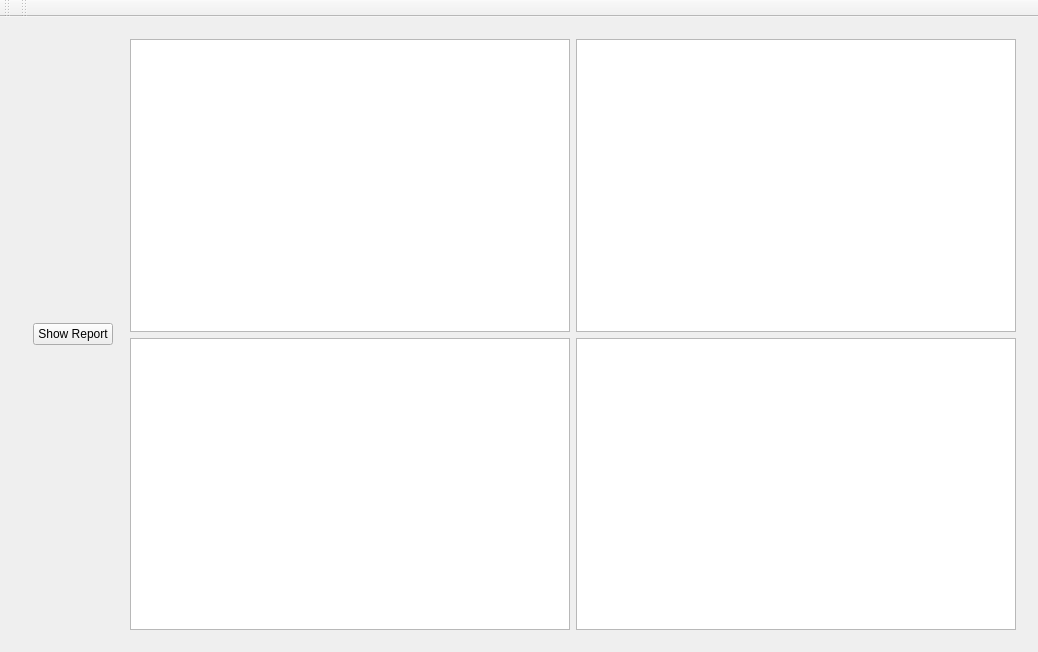
First picture: the form in mainwindow.ui, repository LauraHagege/QTDesignerProject, before the edit.
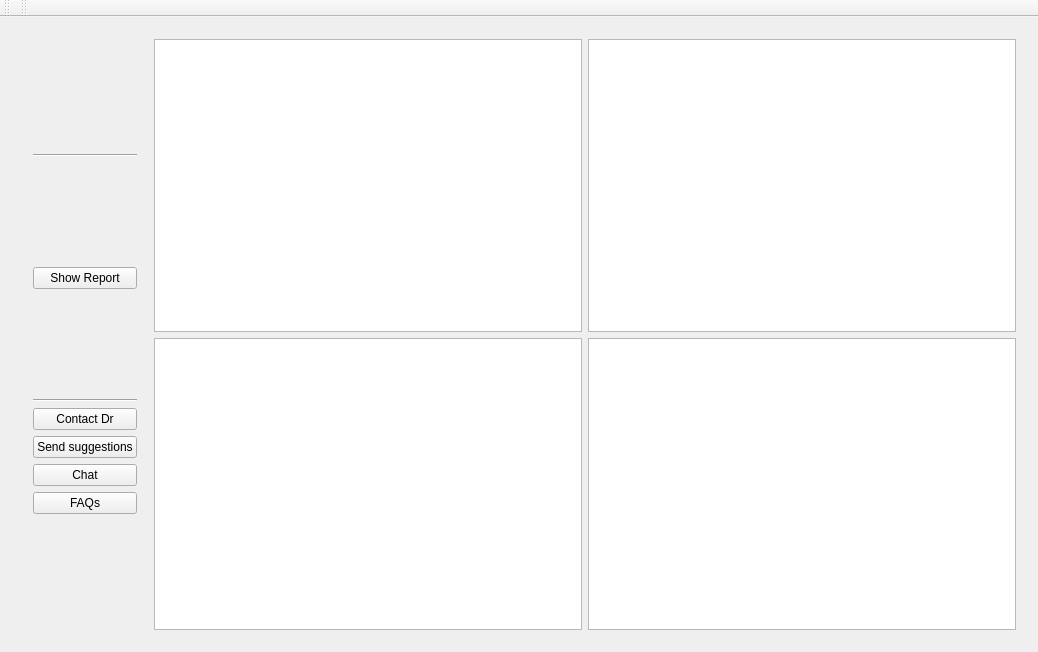
Second picture: the form after the edit.

Commit message: Casual storage

```diff
--- a/mainwindow.ui
+++ b/mainwindow.ui
@@ -30,7 +30,46 @@
        <item row="0" column="0" rowspan="2">
         <widget class="QWidget" name="Informations" native="true">
          <layout class="QGridLayout" name="gridLayout_5">
-          <item row="2" column="0">
+          <item row="4" column="0">
+           <layout class="QVBoxLayout" name="verticalLayout">
+            <item>
+             <widget class="Line" name="line">
+              <property name="orientation">
+               <enum>Qt::Horizontal</enum>
+              </property>
+             </widget>
+            </item>
+            <item>
+             <widget class="QPushButton" name="Contact">
+              <property name="text">
+               <string>Contact Dr</string>
+              </property>
+             </widget>
+            </item>
+            <item>
+             <widget class="QPushButton" name="Suggestion">
+              <property name="text">
+               <string>Send suggestions</string>
+              </property>
+             </widget>
+            </item>
+            <item>
+             <widget class="QPushButton" name="Chat">
+              <property name="text">
+               <string>Chat</string>
+              </property>
+             </widget>
+            </item>
+            <item>
+             <widget class="QPushButton" name="FAQs">
+              <property name="text">
+               <string>FAQs</string>
+              </property>
+             </widget>
+            </item>
+           </layout>
+          </item>
+          <item row="3" column="0">
            <widget class="QPushButton" name="showReport">
             <property name="text">
              <string>Show Report</string>
@@ -47,6 +86,13 @@
             </property>
            </layout>
           </item>
+          <item row="1" column="0">
+           <widget class="Line" name="line_2">
+            <property name="orientation">
+             <enum>Qt::Horizontal</enum>
+            </property>
+           </widget>
+          </item>
          </layout>
         </widget>
        </item>
```
Left out of the diff: 5 changed lines with no effect on the pictures. The commit also changes 2 other files.
